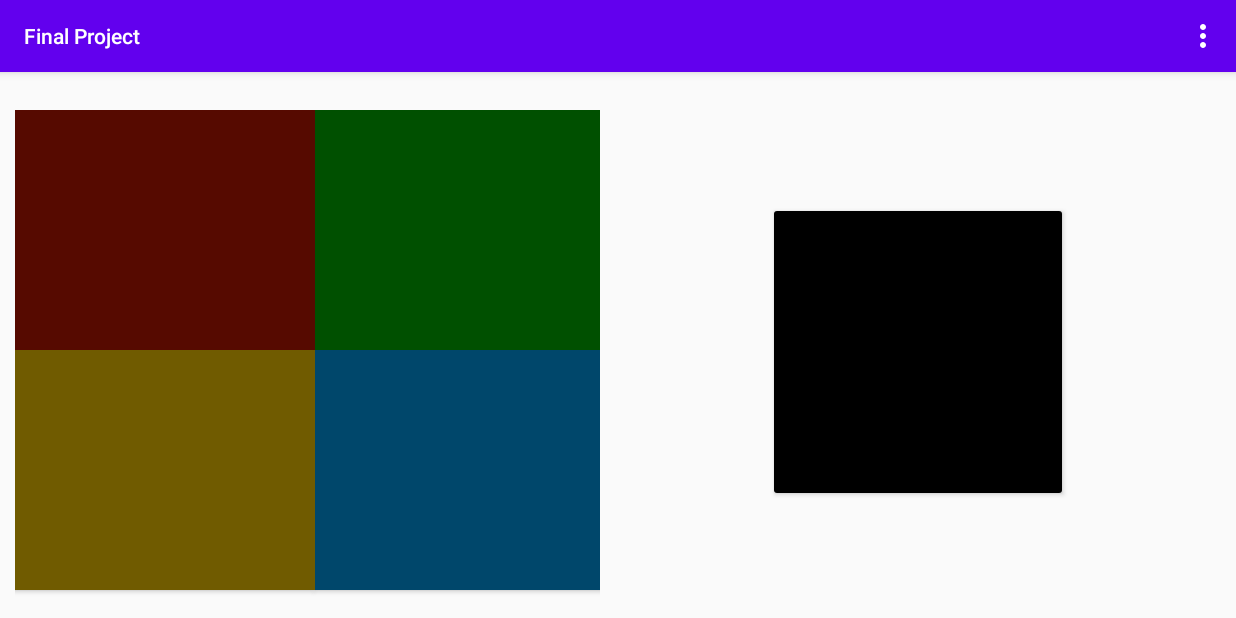
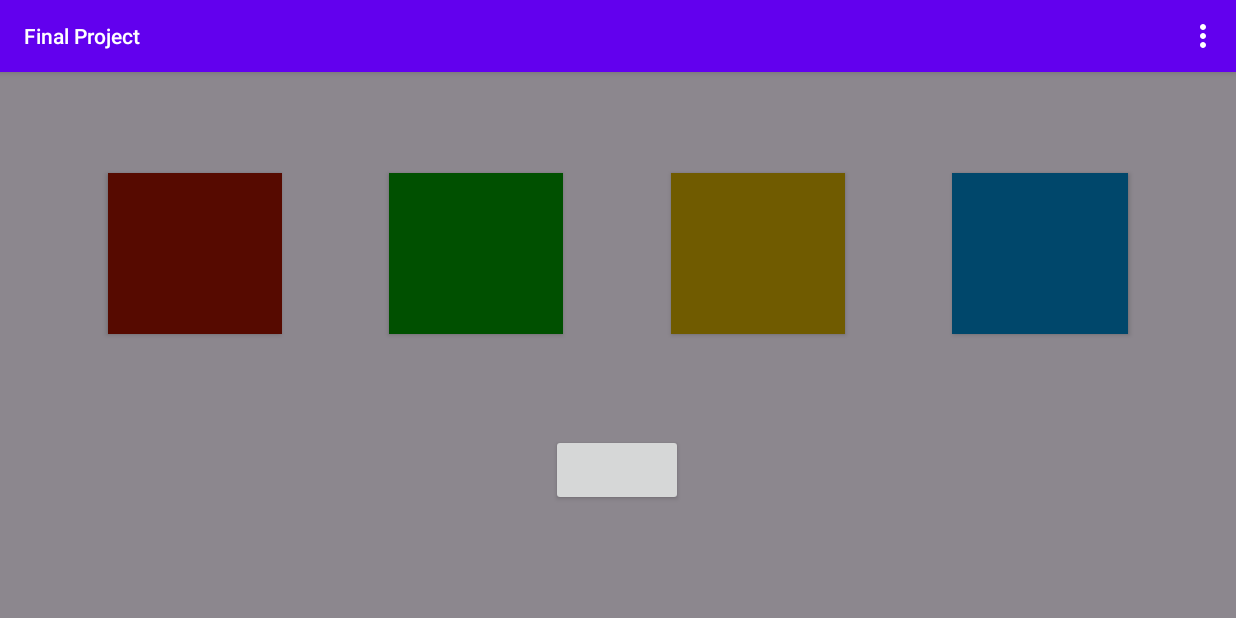
Before and after one commit to S00185883/FinalProject, an Android app: the StartGameActivity screen opened directly, with no data from a screen before it, in the options menu, after a tap on "Settings", on a phone screen of 824 x 412 dp (held sideways). Run offline under Robolectric (Android 15) with nearby library versions, the light colour scheme and no system bars.

Commit message:
trying to get the directions

```diff
--- a/app/src/main/java/com/example/finalproject/StartGameActivity.java
+++ b/app/src/main/java/com/example/finalproject/StartGameActivity.java
@@ -2,8 +2,8 @@ package com.example.finalproject;
 
 import androidx.appcompat.app.AppCompatActivity;
 
+import android.content.Intent;
 import android.graphics.Color;
-import android.media.MediaPlayer;
 import android.os.Bundle;
 import android.os.Handler;
 import android.view.Menu;
@@ -17,18 +17,17 @@ import java.util.ArrayList;
 
 public class StartGameActivity extends AppCompatActivity {
 
-
-
   @Override
   public void onCreate(Bundle savedInstanceState) {
     // TODO Auto-generated method stub
     super.onCreate(savedInstanceState);
     setContentView(R.layout.activity_start_game);
-    b1 = (Button) findViewById(R.id.button1);
-    b2 = (Button) findViewById(R.id.button2);
-    b3 = (Button) findViewById(R.id.button3);
-    b4 = (Button) findViewById(R.id.button4);
+    b1 = (Button) findViewById(R.id.btnFirst);
+    b2 = (Button) findViewById(R.id.btnSecond);
+    b3 = (Button) findViewById(R.id.btnThird);
+    b4 = (Button) findViewById(R.id.btnFourth);
     b5 = (Button) findViewById(R.id.button5);
+
 
   }
 
@@ -42,12 +41,9 @@ public class StartGameActivity extends AppCompatActivity {
 
   @Override
   public boolean onOptionsItemSelected(MenuItem item) {
-    // Handle action bar item clicks here. The action bar will
-    // automatically handle clicks on the Home/Up button, so long
-    // as you specify a parent activity in AndroidManifest.xml.
+
     int id = item.getItemId();
 
-    //noinspection SimplifiableIfStatement
     if (id == R.id.action_settings) {
       return true;
     }
@@ -56,111 +52,80 @@ public class StartGameActivity extends AppCompatActivity {
   }
 
 
-  MediaPlayer mp,mp1,mp2,mp3,mp4;//sonidos
 
-
-
-  int contador=1;
+  int counter=1;
   int level=0;
-
+  int levelcounter=0;
   Button b1,b2,b3, b4,b5;
-  Handler handler = new Handler();//hilo 1
-  Handler handler2 = new Handler();//hilo 2
-  ArrayList<Integer>generate_game =new ArrayList<>(4); //array for game
-  ArrayList<Integer>press_player=new ArrayList<>(4);// player array
+  Handler handler = new Handler();
+  Handler handler2 = new Handler();
+  ArrayList<Integer> game_sequence =new ArrayList<>(4);
+  ArrayList<Integer> player_sequence =new ArrayList<>(4);
 
   int time = 1000;
 
-
-
-  // e comprueba con el aaraylist del jugador y el generado por el juego
-  public void comprobar(){
-    mp=MediaPlayer.create(this,R.raw.error_dog);
+  public void check(){
     final Toast txtlooser = Toast.makeText(getApplicationContext(), "You lost", Toast.LENGTH_SHORT);
 
-    if (generate_game.size() == press_player.size()) {//si el tamaño de los dos es igual
-      for (int i = 0; i < generate_game.size(); i++) {//recorro el array
-        if (generate_game.get(i).equals(press_player.get(i))) {//compruebo que sean iguales
-          visualizar();
+    if (game_sequence.size() == player_sequence.size()) {//if the size of the two is equal
+      for (int i = 0; i < game_sequence.size(); i++) {//go through the array
+        if (game_sequence.get(i).equals(player_sequence.get(i))) {//check they are the same
+          popup();
+          levelcounter=level;
         } else {
-          mp.start();
-          generate_game.clear();//borra arrays
-          press_player.clear();
-          txtlooser.show(); //si fallas muestra mensaje
-          level=0;//reinicia el nivel
+
+          Intent showGameOver = new Intent(this, GameOverActivity.class);
+          showGameOver.putExtra("score", levelcounter);
+          startActivity(showGameOver);
+          game_sequence.clear();//reset the arrays
+          player_sequence.clear();
+          txtlooser.show(); //if you fail show message
+          level=0;//restart the level
 
         }
-
       }
-
-
-
     }
   }
 
-  public void sequence() {//pulsacion de cada boton en cada uno se añade un dato al array
-    mp1=MediaPlayer.create(this,R.raw.sol);
-    mp2=MediaPlayer.create(this,R.raw.re);
-    mp3=MediaPlayer.create(this,R.raw.mi);
-    mp4=MediaPlayer.create(this,R.raw.fa);
-
-
-
-    //cada vez que pulsa el boton comprueba el tamaño del array
+  public void sequence() {
     b1.setOnClickListener(new View.OnClickListener() {
       @Override
-      public void onClick(View v) { //ilumino la pulsacion
+      public void onClick(View v) {
         b1.setBackgroundColor(Color.parseColor("#FFEA4D39"));
-        pausa();//apago el boton
-        press_player.add(1);//añado al array
-        comprobar(); //comprobamos posicion
-
-        mp1.start();// reproduce sonido
-
+        stop();
+        player_sequence.add(1);
+        check();
       }
     });
     b3.setOnClickListener(new View.OnClickListener() {
       @Override
       public void onClick(View v) {
         b3.setBackgroundColor(Color.parseColor("#FF73FF0E"));
-        pausa();
-        press_player.add(2);
-        comprobar();
-        mp2.start();
-
-
+        stop();
+        player_sequence.add(2);
+        check();
       }
     });
     b3.setOnClickListener(new View.OnClickListener() {
       @Override
       public void onClick(View v) {
         b3.setBackgroundColor(Color.parseColor("#FFF2D200"));
-        pausa();
-        press_player.add(3);
-        comprobar();
-        mp3.start();
-
+        stop();
+        player_sequence.add(3);
+        check();
       }
     });
     b4.setOnClickListener(new View.OnClickListener() {
       @Override
       public void onClick(View v) {
         b4.setBackgroundColor(Color.parseColor("#FF02AAFF"));
-        pausa();
-        press_player.add(4);
-        comprobar();
-        mp4.start();
-
-
+        stop();
+        player_sequence.add(4);
+        check();
       }
     });
-
-
   }
-
-
-  public void pausa() {
-
+  public void stop() {
     handler.postDelayed(new Runnable() {//apagamos los botones
       @Override
       public void run() {
@@ -168,37 +133,23 @@ public class StartGameActivity extends AppCompatActivity {
         b2.setBackgroundColor(Color.parseColor("#FF005000"));
         b3.setBackgroundColor(Color.parseColor("#FF705B00"));
         b4.setBackgroundColor(Color.parseColor("#FF00476B"));
-
-
       }
     },  150);//wait to turn on and turn off
   }
   // }
-  public void game(View jugar) throws InterruptedException {//we must always pass a view so that it recognizes it in the content
+  public void game(View game) throws InterruptedException {//we must always pass a view so that it recognizes it in the content
     level++;
     game(level);//we increase the level as we progress
-
     b5.setText(" ");
-
-
-
-
-
   }
 
-  public void visualizar() {
-    //we visualize the punctuation in the start button
+  public void popup() {
+    //we show the message in the start button
     TextView txtPuntos = (TextView) findViewById(R.id.button5);
     txtPuntos.setText("Level: " +level+" passed  \n Press again \n when you are ready");
-
   }
-
-
   public void game(int level) throws InterruptedException {// game execution
-
     this.level=level;
-
-
     for (int i = 0; i < level; i++) {//increases difficulty
 
       handler2.postDelayed(new Runnable() {
@@ -210,55 +161,31 @@ public class StartGameActivity extends AppCompatActivity {
 
           if (random == 1) {
 
-            generate_game.add(1);
+            game_sequence.add(1);
             b1.setBackgroundColor(Color.parseColor("#FFEA4D39"));
-
-
-            pausa();
-
-            mp1.start();
-
-
-
+            stop();
           } else if (random == 2) {
 
-            generate_game.add(2);
+            game_sequence.add(2);
             b2.setBackgroundColor(Color.parseColor("#FF73FF0E"));
-            pausa();
-            mp2.start();
-
-
-
-
+            stop();
           } else if (random == 3) {
-            generate_game.add(3);
+            game_sequence.add(3);
             b3.setBackgroundColor(Color.parseColor("#FFF2D200"));
-            pausa();
-            mp3.start();
-
-
-
-
+            stop();
           } else if (random == 4) {
 
-            generate_game.add(4);
+            game_sequence.add(4);
             b4.setBackgroundColor(Color.parseColor("#FF02AAFF"));
-            pausa();
-            mp4.start();
-
-
-
-
-
+            stop();
           }
-
-
+          final Toast txtlooser = Toast.makeText(getApplicationContext(), "Your go", Toast.LENGTH_SHORT);
         }
       }, time * i + 30); //increases the waiting time for each button and illuminates
-
-
     }
     sequence();//we call the player's keystrokes to proceed to the comparison
+    final Toast txtlooser = Toast.makeText(getApplicationContext(), "Your go", Toast.LENGTH_SHORT);
+
   }
 
 
--- a/app/src/main/res/layout-land/activity_start_game.xml
+++ b/app/src/main/res/layout-land/activity_start_game.xml
@@ -4,91 +4,59 @@
     xmlns:tools="http://schemas.android.com/tools"
     android:layout_width="match_parent"
     android:layout_height="match_parent"
-    tools:context=".StartGameActivity">
-    android:background="#FF2B2BEC">
+    android:background="#8C878E">
 
+    <Button
+        android:id="@+id/btnFirst"
+        android:layout_width="116dp"
+        android:layout_height="107dp"
+        app:layout_constraintBottom_toTopOf="@+id/button5"
+        app:layout_constraintEnd_toStartOf="@+id/btnSecond"
+        app:layout_constraintHorizontal_bias="0.5"
+        app:layout_constraintStart_toStartOf="parent"
+        app:layout_constraintTop_toTopOf="parent" />
 
+    <Button
+        android:id="@+id/btnSecond"
+        android:layout_width="116dp"
+        android:layout_height="107dp"
+        app:layout_constraintBottom_toTopOf="@+id/button5"
+        app:layout_constraintEnd_toStartOf="@+id/btnThird"
+        app:layout_constraintHorizontal_bias="0.5"
+        app:layout_constraintStart_toEndOf="@+id/btnFirst"
+        app:layout_constraintTop_toTopOf="parent" />
 
-    <LinearLayout
-        android:layout_width="match_parent"
-        android:layout_height="match_parent"
-        android:layout_marginTop="10dp"
-        android:gravity="center"
-        android:orientation="vertical">
+    <Button
+        android:id="@+id/btnFourth"
+        android:layout_width="117dp"
+        android:layout_height="107dp"
+        app:layout_constraintBottom_toTopOf="@+id/button5"
+        app:layout_constraintEnd_toEndOf="parent"
+        app:layout_constraintHorizontal_bias="0.5"
+        app:layout_constraintStart_toEndOf="@+id/btnThird"
+        app:layout_constraintTop_toTopOf="parent" />
 
+    <Button
+        android:id="@+id/btnThird"
+        android:layout_width="116dp"
+        android:layout_height="107dp"
+        app:layout_constraintBottom_toTopOf="@+id/button5"
+        app:layout_constraintEnd_toStartOf="@+id/btnFourth"
+        app:layout_constraintHorizontal_bias="0.5"
+        app:layout_constraintStart_toEndOf="@+id/btnSecond"
+        app:layout_constraintTop_toTopOf="parent" />
 
-        <Button
-            android:id="@+id/button5"
-            android:layout_width="200dp"
-            android:layout_height="200dp"
-            android:layout_marginLeft="200dp"
-            android:backgroundTint="@android:color/background_dark"
-            android:gravity="center"
-            android:onClick="game"
-            android:text="GO!"
-            android:textColor="@android:color/background_light" />
-
-
-    </LinearLayout>
-
-    <GridLayout
-        android:layout_width="400dp"
-        android:layout_height="450dp"
-        android:columnCount="2"
-        android:paddingTop="25dp"
-        android:paddingLeft="10dp"
-        android:rowCount="2"
-
-        >
-        <!-- en el grid establecemos las columnas y filas -->
-        <!-- establezco posicion columna y fila con column y row -->
-        <Button
-
-            android:id="@+id/button1"
-            android:layout_width="200dp"
-            android:layout_height="160dp"
-            android:layout_column="0"
-            android:layout_row="0"
-            android:background="#FF560A00"
-
-
-
-            />
-
-        <Button
-            android:id="@+id/button2"
-            android:layout_width="200dp"
-            android:layout_height="160dp"
-            android:layout_column="1"
-            android:layout_row="0"
-            android:background="#FF005000"
-
-            />
-
-
-        <Button
-            android:id="@+id/button3"
-            android:layout_width="200dp"
-            android:layout_height="160dp"
-            android:layout_column="0"
-            android:layout_row="1"
-            android:background="#FF705B00"
-
-            />
-
-
-        <Button
-            android:id="@+id/button4"
-            android:layout_width="200dp"
-            android:layout_height="160dp"
-            android:layout_column="1"
-            android:layout_row="1"
-            android:background="#FF00476B"
-
-            />
-
-
-    </GridLayout>
-
+    <Button
+        android:id="@+id/button5"
+        android:layout_width="wrap_content"
+        android:layout_height="wrap_content"
+        android:onClick="game"
+        android:text="Play"
+        app:layout_constraintBottom_toBottomOf="parent"
+        app:layout_constraintEnd_toEndOf="parent"
+        app:layout_constraintHorizontal_bias="0.499"
+        app:layout_constraintStart_toStartOf="parent"
+        app:layout_constraintTop_toTopOf="parent"
+        app:layout_constraintVertical_bias="0.763" />
 
 </androidx.constraintlayout.widget.ConstraintLayout>
```
Also changed, not shown: app/src/main/java/com/example/finalproject/DatabaseHandler.java (+2 -30 lines), app/src/main/java/com/example/finalproject/GameOverActivity.java (+10 -1 lines), app/src/main/java/com/example/finalproject/HiScoreActivity.java (+25 -31 lines), app/src/main/res/layout-land/activity_game_over.xml (+10 -3 lines), app/src/main/res/layout-land/activity_hi_score.xml (+47 -49 lines), app/src/main/res/layout-land/activity_main.xml (+14 -1 lines).
